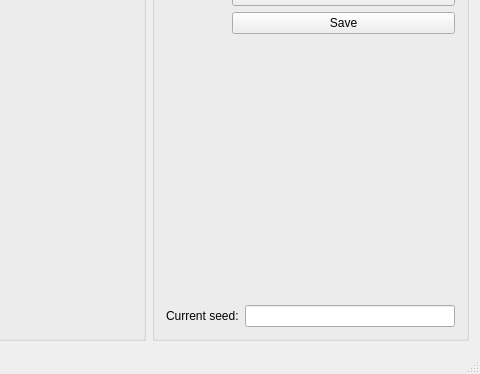
Before: the Qt Designer form FractalTree.ui in Indidev/FractalTree, drawn with Qt 5; both pictures show x 393 to 873 and y 248 to 622 of the 873 by 622 pixel window.
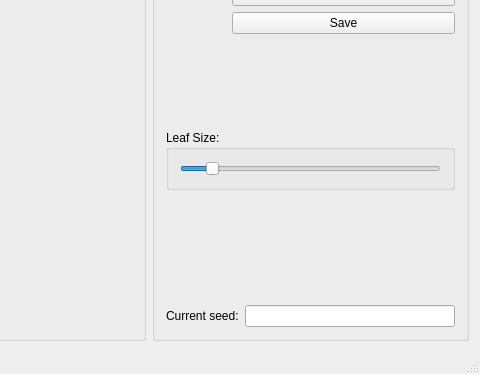
After: the same form once the commit is applied.

Commit message: minnor fixes + slider for leafsize

What changed in the file:
```diff
--- a/FractalTree.ui
+++ b/FractalTree.ui
@@ -179,6 +179,50 @@
              </item>
             </layout>
            </item>
+           <item>
+            <spacer name="verticalSpacer_2">
+             <property name="orientation">
+              <enum>Qt::Vertical</enum>
+             </property>
+             <property name="sizeHint" stdset="0">
+              <size>
+               <width>20</width>
+               <height>40</height>
+              </size>
+             </property>
+            </spacer>
+           </item>
+           <item>
+            <widget class="QGroupBox" name="groupBox_3">
+             <property name="title">
+              <string>Leaf Size:</string>
+             </property>
+             <layout class="QGridLayout" name="gridLayout_4">
+              <item row="0" column="0">
+               <widget class="QSlider" name="leafSizeSlider">
+                <property name="maximum">
+                 <number>1000</number>
+                </property>
+                <property name="singleStep">
+                 <number>10</number>
+                </property>
+                <property name="pageStep">
+                 <number>50</number>
+                </property>
+                <property name="value">
+                 <number>100</number>
+                </property>
+                <property name="orientation">
+                 <enum>Qt::Horizontal</enum>
+                </property>
+                <property name="tickPosition">
+                 <enum>QSlider::NoTicks</enum>
+                </property>
+               </widget>
+              </item>
+             </layout>
+            </widget>
+           </item>
            <item>
             <spacer name="verticalSpacer">
              <property name="orientation">
```
Left out of the diff: 2 changed lines with no effect on the pictures. The commit also changes 5 other files.
